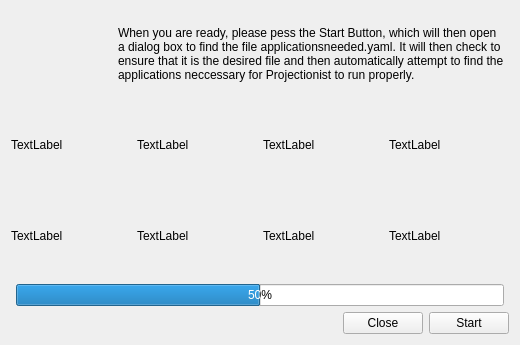
The window that wizards/appwizard.ui (britesc/AppWizard) describes before a commit, drawn with Qt 5.
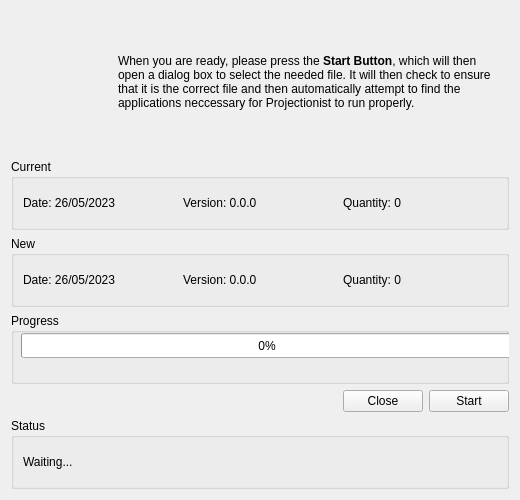
The same window after the commit. Icons and pictures are not drawn.

What changed in the file:
```diff
--- a/wizards/appwizard.ui
+++ b/wizards/appwizard.ui
@@ -10,7 +10,7 @@
     <x>0</x>
     <y>0</y>
     <width>520</width>
-    <height>345</height>
+    <height>500</height>
    </rect>
   </property>
   <property name="sizePolicy">
@@ -22,13 +22,13 @@
   <property name="minimumSize">
    <size>
     <width>520</width>
-    <height>345</height>
+    <height>500</height>
    </size>
   </property>
   <property name="maximumSize">
    <size>
     <width>520</width>
-    <height>345</height>
+    <height>500</height>
    </size>
   </property>
   <property name="windowTitle">
@@ -38,7 +38,7 @@
    <iconset>
     <normaloff>../resources/buttons/glassRound/glassButtonWizard.png</normaloff>../resources/buttons/glassRound/glassButtonWizard.png</iconset>
   </property>
-  <layout class="QVBoxLayout" name="verticalLayout_2">
+  <layout class="QVBoxLayout" name="verticalLayout_2" stretch="2,1,1,1,1,1">
    <item>
     <layout class="QHBoxLayout" name="horizontalLayout_4" stretch="1,0">
      <property name="leftMargin">
@@ -72,7 +72,7 @@
      <item>
       <widget class="QLabel" name="labelApplicationsInfo">
        <property name="text">
-        <string>When you are ready, please pess the Start Button, which will then open a dialog box to find the file applicationsneeded.yaml. It will then check to ensure that it is the desired file and then automatically attempt to find the applications neccessary for Projectionist to run properly.</string>
+        <string>&lt;html&gt;&lt;head/&gt;&lt;body&gt;&lt;p&gt;When you are ready, please press the &lt;span style=&quot; font-weight:700;&quot;&gt;Start Button&lt;/span&gt;, which will then open a dialog box to select the needed file. It will then check to ensure that it is the correct file and then automatically attempt to find the applications neccessary for Projectionist to run properly.&lt;/p&gt;&lt;/body&gt;&lt;/html&gt;</string>
        </property>
        <property name="wordWrap">
         <bool>true</bool>
@@ -84,31 +84,75 @@
    <item>
     <layout class="QHBoxLayout" name="horizontalLayout">
      <item>
-      <widget class="QLabel" name="label_2">
+      <widget class="QGroupBox" name="groupBoxCurrent">
+       <property name="title">
+        <string>Current</string>
+       </property>
+       <layout class="QHBoxLayout" name="horizontalLayout_6">
+        <item>
+         <layout class="QHBoxLayout" name="horizontalLayoutCurrent">
+          <item>
+           <widget class="QLabel" name="labelCurrentDate">
        <property name="text">
-        <string>TextLabel</string>
+             <string>Date: 26/05/2023</string>
        </property>
       </widget>
      </item>
      <item>
-      <widget class="QLabel" name="label_3">
+           <widget class="QLabel" name="labelCurrentVersion">
        <property name="text">
-        <string>TextLabel</string>
+             <string>Version: 0.0.0</string>
        </property>
       </widget>
      </item>
      <item>
-      <widget class="QLabel" name="label_4">
+           <widget class="QLabel" name="labelCurrentQuantity">
        <property name="text">
-        <string>TextLabel</string>
+             <string>Quantity: 0</string>
        </property>
       </widget>
      </item>
+         </layout>
+        </item>
+       </layout>
+      </widget>
+     </item>
+    </layout>
+   </item>
      <item>
-      <widget class="QLabel" name="label_5">
+    <layout class="QHBoxLayout" name="horizontalLayout_1">
+     <item>
+      <widget class="QGroupBox" name="groupBoxCurrent">
+       <property name="title">
+        <string>New</string>
+       </property>
+       <layout class="QHBoxLayout" name="horizontalLayout_16">
+        <item>
+         <layout class="QHBoxLayout" name="horizontalLayoutNew">
+          <item>
+           <widget class="QLabel" name="labelNewDate">
        <property name="text">
-        <string>TextLabel</string>
-       </property>
+             <string>Date: 26/05/2023</string>
+            </property>
+           </widget>
+          </item>
+          <item>
+           <widget class="QLabel" name="labelNewVersion">
+            <property name="text">
+             <string>Version: 0.0.0</string>
+            </property>
+           </widget>
+          </item>
+          <item>
+           <widget class="QLabel" name="labelNewQuantity">
+            <property name="text">
+             <string>Quantity: 0</string>
+            </property>
+           </widget>
+          </item>
+         </layout>
+        </item>
+       </layout>
       </widget>
      </item>
     </layout>
@@ -116,45 +160,19 @@
    <item>
     <layout class="QHBoxLayout" name="horizontalLayout_2">
      <item>
-      <widget class="QLabel" name="label_6">
-       <property name="text">
-        <string>TextLabel</string>
+      <widget class="QGroupBox" name="groupBox">
+       <property name="title">
+        <string>Progress</string>
        </property>
-      </widget>
-     </item>
-     <item>
-      <widget class="QLabel" name="label_7">
-       <property name="text">
-        <string>TextLabel</string>
-       </property>
-      </widget>
-     </item>
-     <item>
-      <widget class="QLabel" name="label_8">
-       <property name="text">
-        <string>TextLabel</string>
-       </property>
-      </widget>
-     </item>
-     <item>
-      <widget class="QLabel" name="label_9">
-       <property name="text">
-        <string>TextLabel</string>
-       </property>
-      </widget>
-     </item>
-    </layout>
-   </item>
-   <item>
-    <layout class="QVBoxLayout" name="verticalLayout" stretch="0">
-     <property name="leftMargin">
-      <number>5</number>
-     </property>
-     <property name="rightMargin">
-      <number>5</number>
-     </property>
-     <item>
-      <widget class="QProgressBar" name="progressBarApplicatios">
+       <widget class="QProgressBar" name="progressBarApplications">
+        <property name="geometry">
+         <rect>
+          <x>10</x>
+          <y>20</y>
+          <width>492</width>
+          <height>25</height>
+         </rect>
+        </property>
        <property name="sizePolicy">
         <sizepolicy hsizetype="Expanding" vsizetype="Fixed">
          <horstretch>0</horstretch>
@@ -165,12 +183,13 @@
         <cursorShape>WaitCursor</cursorShape>
        </property>
        <property name="value">
-        <number>50</number>
+         <number>0</number>
        </property>
        <property name="invertedAppearance">
         <bool>false</bool>
        </property>
       </widget>
+      </widget>
      </item>
     </layout>
    </item>
@@ -231,6 +250,30 @@
      </item>
     </layout>
    </item>
+   <item>
+    <layout class="QHBoxLayout" name="horizontalLayout_7">
+     <item>
+      <widget class="QGroupBox" name="groupBoxStatus">
+       <property name="title">
+        <string>Status</string>
+       </property>
+       <layout class="QHBoxLayout" name="horizontalLayout_26">
+        <item>
+         <layout class="QHBoxLayout" name="horizontalLayoutStatus">
+          <item>
+           <widget class="QLabel" name="labelStatus">
+            <property name="text">
+             <string>Waiting...</string>
+            </property>
+           </widget>
+          </item>
+         </layout>
+        </item>
+       </layout>
+      </widget>
+     </item>
+    </layout>
+   </item>
   </layout>
  </widget>
  <resources>
```
Lines whose indentation alone changed are shown as unchanged.
